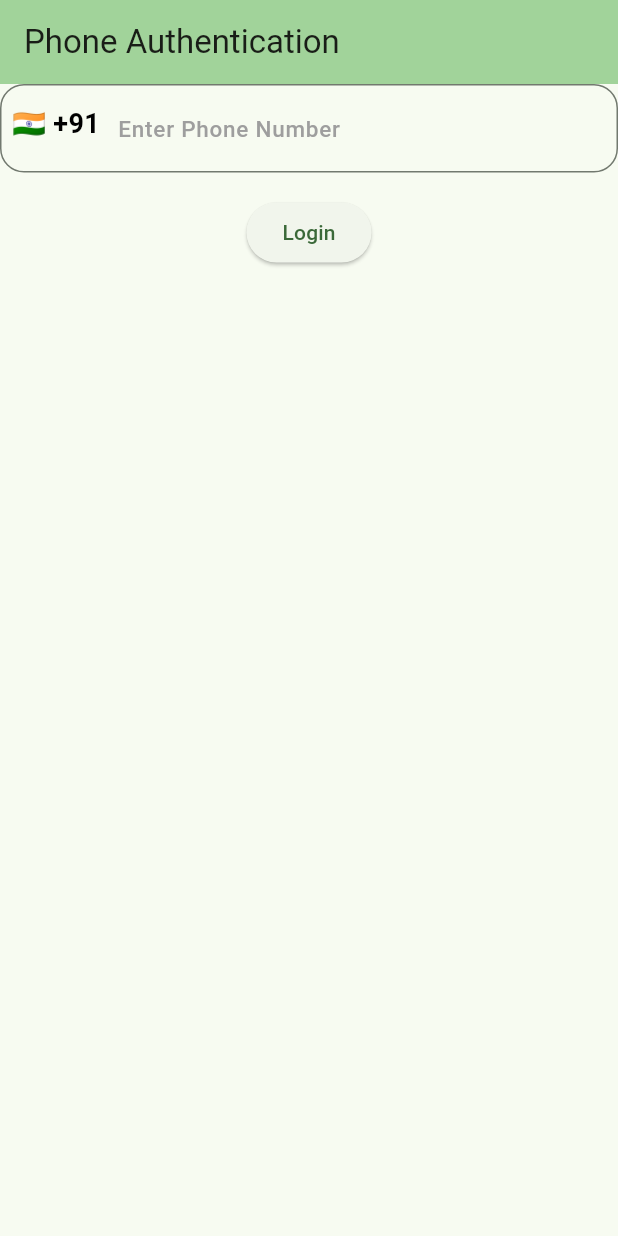
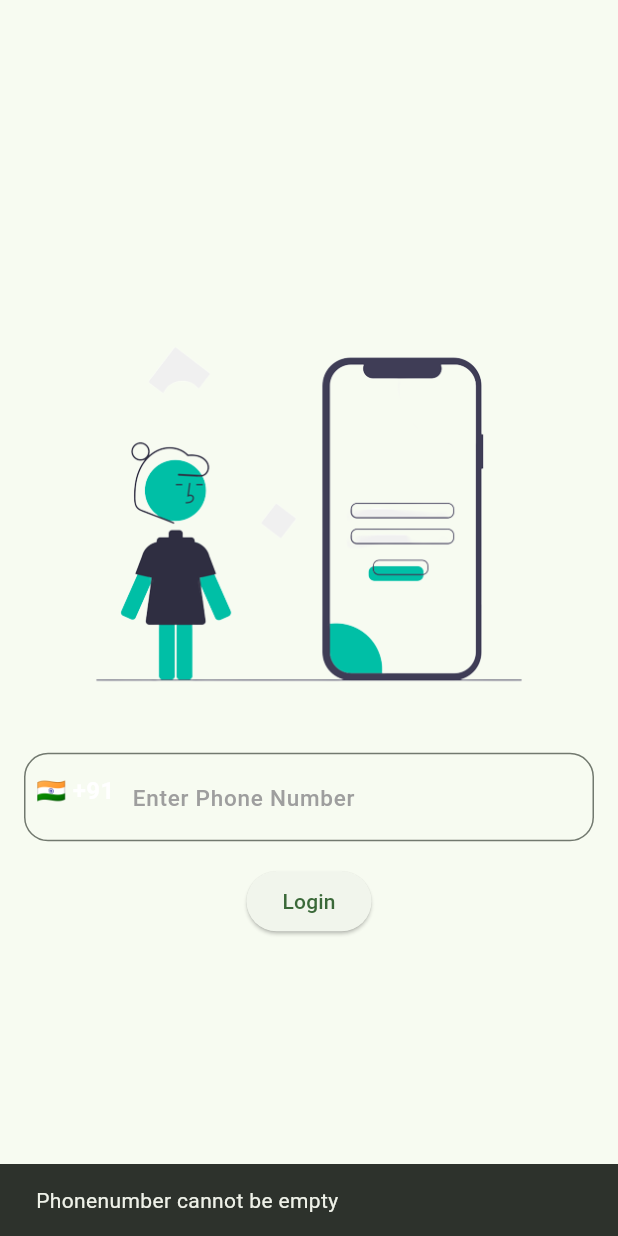
Before and after one commit to rohith678/FirebaseBasics, a Flutter app: the screen it shows after launch, after a tap on "Get Started", after a tap on "Login", on a phone screen of 412 x 824 dp. Run offline on Flutter 3.47's test engine with Material 2 defaults, Android fonts, the phone set to English and light mode, and no system bars; our stand-ins replace cloud_firestore, country_picker, firebase_auth, firebase_core, firebase_storage, image_picker and 2 more; accounts and stored records are empty; network calls fail.

Commit message:
UI changed

```diff
--- a/lib/authentication/phonenumber.dart
+++ b/lib/authentication/phonenumber.dart
@@ -1,5 +1,6 @@
 import 'package:country_picker/country_picker.dart';
 import 'package:firebaseapp/authentication/authprovider.dart';
+import 'package:firebaseapp/utils/utils.dart';
 import 'package:flutter/material.dart';
 import 'package:provider/provider.dart';
 
@@ -28,11 +29,17 @@ class _PhoneNumberState extends State<PhoneNumber> {
     phoneController.selection = TextSelection.fromPosition(
         TextPosition(offset: phoneController.text.length));
     return Scaffold(
-      appBar: AppBar(
-        title: const Text('Phone Authentication'),
-        backgroundColor: Theme.of(context).colorScheme.inversePrimary,
+      body: Padding(
+        padding: const EdgeInsets.all(16.0),
+        child: Center(
+          child: Column(
+              mainAxisAlignment: MainAxisAlignment.center,
+              crossAxisAlignment: CrossAxisAlignment.center,
+              children: [
+                Image.asset("images/mobile2_bg.png"),
+                const SizedBox(
+                  height: 16,
                 ),
-      body: Column(children: [
                 TextFormField(
                   cursorColor: Theme.of(context).colorScheme.primary,
                   controller: phoneController,
@@ -41,7 +48,8 @@ class _PhoneNumberState extends State<PhoneNumber> {
                       phoneController.text = val;
                     });
                   },
-          style: const TextStyle(fontSize: 18, fontWeight: FontWeight.bold),
+                  style: const TextStyle(
+                      fontSize: 18, fontWeight: FontWeight.bold),
                   decoration: InputDecoration(
                     prefixIcon: Container(
                       padding: const EdgeInsets.all(8.0),
@@ -49,8 +57,8 @@ class _PhoneNumberState extends State<PhoneNumber> {
                         onTap: () {
                           showCountryPicker(
                               context: context,
-                      countryListTheme:
-                          const CountryListThemeData(bottomSheetHeight: 550),
+                              countryListTheme: const CountryListThemeData(
+                                  bottomSheetHeight: 550),
                               onSelect: (val) {
                                 setState(() {
                                   country = val;
@@ -60,10 +68,9 @@ class _PhoneNumberState extends State<PhoneNumber> {
                         child: Text(
                             "${country.flagEmoji} +${country.phoneCode}",
                             style: const TextStyle(
-                      fontSize: 18,
-                      color: Colors.black,
-                      fontWeight: FontWeight.bold),
-                ),
+                                color: Colors.white,
+                                fontSize: 16,
+                                fontWeight: FontWeight.bold)),
                       ),
                     ),
                     suffixIcon: phoneController.text.length == 10
@@ -82,7 +89,9 @@ class _PhoneNumberState extends State<PhoneNumber> {
                         : null,
                     hintText: "Enter Phone Number",
                     hintStyle: const TextStyle(
-                fontWeight: FontWeight.w500, fontSize: 15, color: Colors.grey),
+                        fontWeight: FontWeight.w500,
+                        fontSize: 15,
+                        color: Colors.grey),
                     border: OutlineInputBorder(
                         borderRadius: BorderRadius.circular(16),
                         borderSide: const BorderSide(color: Colors.black12)),
@@ -93,11 +102,15 @@ class _PhoneNumberState extends State<PhoneNumber> {
                 ),
                 ElevatedButton(
                     onPressed: () {
-
+                      if (phoneController.text.isEmpty) {
+                        showSnackBar(context, "Phonenumber cannot be empty");
+                      }
                       sendPhoneNumber();
                     },
                     child: const Text('Login'))
               ]),
+        ),
+      ),
     );
   }
 
--- a/lib/welcomescreen.dart
+++ b/lib/welcomescreen.dart
@@ -14,8 +14,27 @@ class _WelcomeScreenState extends State<WelcomeScreen> {
   Widget build(BuildContext context) {
     final authProvider = Provider.of<AuthProvider>(context, listen: false);
     return Scaffold(
-      body: Column(children: [
-        const Text("Welcome Screen"),
+      body: Padding(
+        padding: const EdgeInsets.all(16.0),
+        child: Center(
+          child: Column(
+              mainAxisAlignment: MainAxisAlignment.center,
+              crossAxisAlignment: CrossAxisAlignment.center,
+              children: [
+                Image.asset(
+                  "images/welcomeimage.png",
+                  height: 300,
+                ),
+                const SizedBox(
+                  height: 16,
+                ),
+                Text(
+                  "Welcome to the Firebase practice App",
+                  style: Theme.of(context).textTheme.bodyLarge,
+                ),
+                const SizedBox(
+                  height: 16,
+                ),
                 ElevatedButton(
                     onPressed: () async {
                       if (authProvider.isSignedIn == true) {
@@ -24,13 +43,14 @@ class _WelcomeScreenState extends State<WelcomeScreen> {
                             .whenComplete(() {
                           Navigator.pushReplacementNamed(context, "/home");
                         });
-
                       } else {
                         Navigator.pushReplacementNamed(context, "/phone");
                       }
                     },
                     child: const Text("Get Started"))
               ]),
+        ),
+      ),
     );
   }
 }
--- a/pubspec.yaml
+++ b/pubspec.yaml
@@ -69,9 +69,9 @@ flutter:
   uses-material-design: true
 
   # To add assets to your application, add an assets section, like this:
-  # assets:
-  #   - images/a_dot_burr.jpeg
-  #   - images/a_dot_ham.jpeg
+  assets:
+    - images/
+
 
   # An image asset can refer to one or more resolution-specific "variants", see
   # https://flutter.dev/assets-and-images/#resolution-aware
```
Also changed, not shown: lib/authentication/otpscreen.dart (+26 -9 lines), lib/authentication/userdetails.dart (+9 -6 lines), images/mobile2_bg.png (added), images/welcomeimage.png (added). Lines whose indentation alone changed are shown as unchanged.
